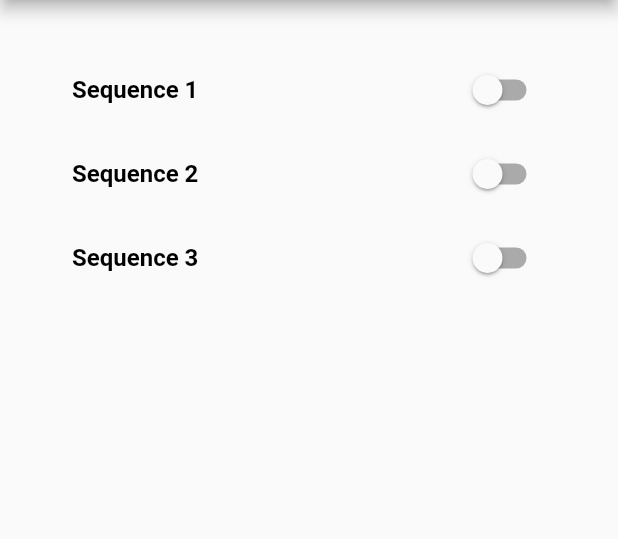
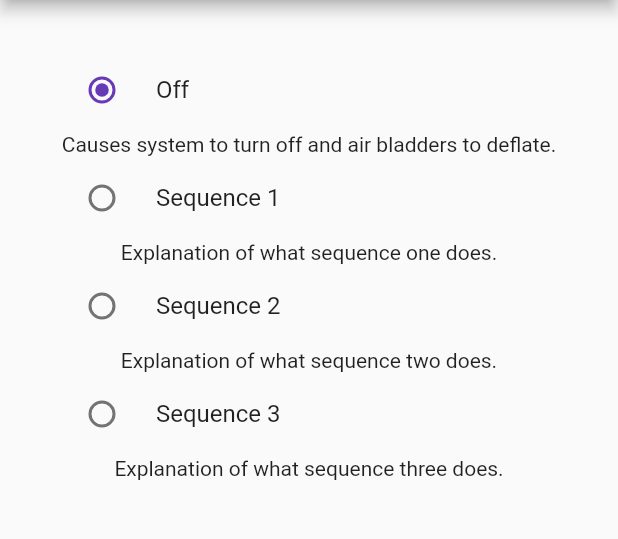
Before and after one commit to coopyey/massage-boot-app, a Flutter app: the screen it shows after launch, in the side drawer, after a tap on "Sequence Selection", on a phone screen of 412 x 824 dp, the part 84-623 px from its top. Run offline on Flutter 3.47's test engine with Material 2 defaults, Android fonts, the phone set to English and light mode, and no system bars; our stand-ins replace flutter_bluetooth_serial.

```diff
--- a/lib/sequence.dart
+++ b/lib/sequence.dart
@@ -1,4 +1,6 @@
 import 'package:flutter/material.dart';
+
+enum Sequencing {off, one, two, three}
 
 class SequenceSelection extends StatefulWidget {
   @override
@@ -6,13 +8,7 @@ class SequenceSelection extends StatefulWidget {
 }
 
 class _SequenceSelection extends State<SequenceSelection> {
-  bool val1 = false;
-  bool val2 = false;
-  bool val3 = false;
-
-  void _change1(bool value) => setState(() => val1 = value);
-  void _change2(bool value) => setState(() => val2 = value);
-  void _change3(bool value) => setState(() => val3 = value);
+  Sequencing _sequence = Sequencing.off; //Starts off by default
 
   @override
   Widget build(BuildContext context) {
@@ -28,30 +24,42 @@ class _SequenceSelection extends State<SequenceSelection> {
           child: new Column(
             //mainAxisAlignment: MainAxisAlignment.spaceEvenly,
             children: <Widget>[
-              //Sequence 1 block
-              new SwitchListTile(
-                value: val1,
-                onChanged: _change1,
-                title: new Text("Sequence 1", style: new TextStyle(fontWeight: FontWeight.bold, color: Colors.black)),
-                activeTrackColor: Colors.deepPurpleAccent[100],
+              //Sequence 0 block
+              new RadioListTile<Sequencing>(
+                title: const Text('Off'),
+                value: Sequencing.off,
+                groupValue: _sequence,
+                onChanged: (Sequencing value) => setState(() => _sequence = value),
                 activeColor: Colors.deepPurple,
               ),
-              //Sequence 2 block
-              new SwitchListTile(
-                value: val2,
-                onChanged: _change2,
-                title: new Text("Sequence 2", style: new TextStyle(fontWeight: FontWeight.bold, color: Colors.black)),
-                activeTrackColor: Colors.deepPurpleAccent[100],
+              new Text("Causes system to turn off and air bladders to deflate."),
+              //Sequence 1 block
+              new RadioListTile<Sequencing>(
+                title: const Text('Sequence 1'),
+                value: Sequencing.one,
+                groupValue: _sequence,
+                onChanged: (Sequencing value) => setState(() => _sequence = value),
                 activeColor: Colors.deepPurple,
               ),
-              //Sequence 3 block
-              new SwitchListTile(
-                value: val3,
-                onChanged: _change3,
-                title: new Text("Sequence 3", style: new TextStyle(fontWeight: FontWeight.bold, color: Colors.black)),
-                activeTrackColor: Colors.deepPurpleAccent[100],
+              new Text("Explanation of what sequence one does."),
+              //Sequence 2 block
+             new RadioListTile<Sequencing>(
+                title: const Text('Sequence 2'),
+                value: Sequencing.two,
+                groupValue: _sequence,
+                onChanged: (Sequencing value) => setState(() => _sequence = value),
                 activeColor: Colors.deepPurple,
               ),
+              new Text("Explanation of what sequence two does."),
+              //Sequence 3 block
+              new RadioListTile<Sequencing>(
+                title: const Text('Sequence 3'),
+                value: Sequencing.three,
+                groupValue: _sequence,
+                onChanged: (Sequencing value) => setState(() => _sequence = value),
+                activeColor: Colors.deepPurple,
+              ),
+              new Text("Explanation of what sequence three does."),
             ],
           ),
         ),
```
